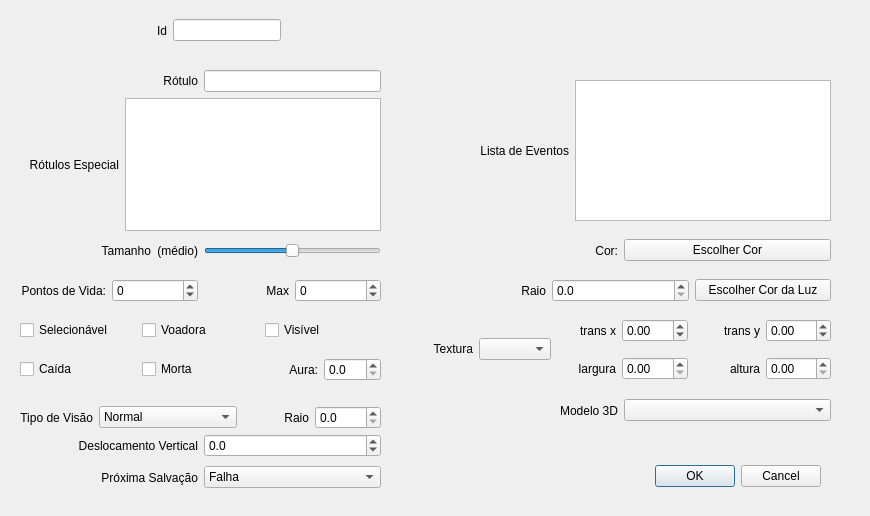
This is ifg/qt/ui/entidade.ui in matferib/tabuleiro-virtual as Qt 5 draws it before an edit. The edited form follows.
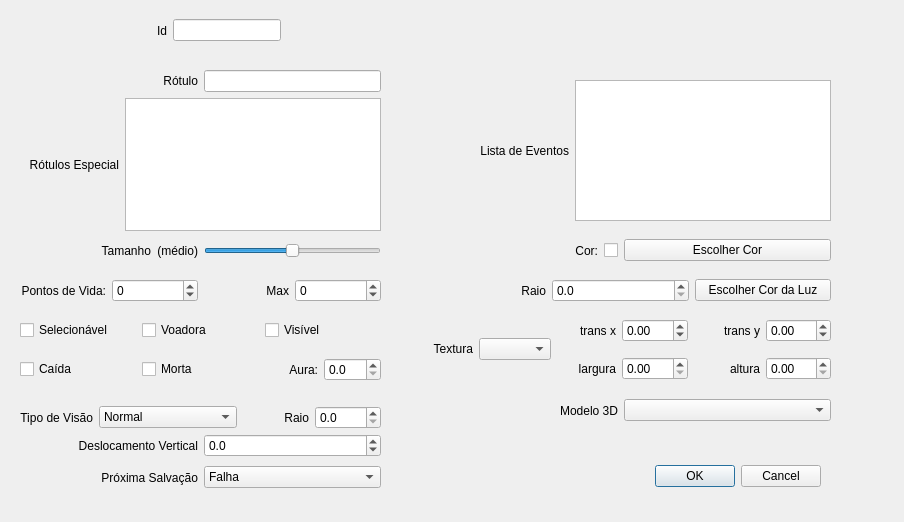
This is the edited form.

Commit message: checkbox de cor na ui entidade

Patch:
```diff
--- a/ifg/qt/ui/entidade.ui
+++ b/ifg/qt/ui/entidade.ui
@@ -7,8 +7,8 @@
    <rect>
     <x>0</x>
     <y>0</y>
-    <width>870</width>
-    <height>516</height>
+    <width>904</width>
+    <height>522</height>
    </rect>
   </property>
   <property name="windowTitle">
@@ -93,6 +93,19 @@
         </property>
        </widget>
       </item>
+      <item>
+       <widget class="QCheckBox" name="checkbox_cor">
+        <property name="sizePolicy">
+         <sizepolicy hsizetype="Fixed" vsizetype="Fixed">
+          <horstretch>0</horstretch>
+          <verstretch>0</verstretch>
+         </sizepolicy>
+        </property>
+        <property name="text">
+         <string/>
+        </property>
+       </widget>
+      </item>
      </layout>
     </item>
     <item>
```
